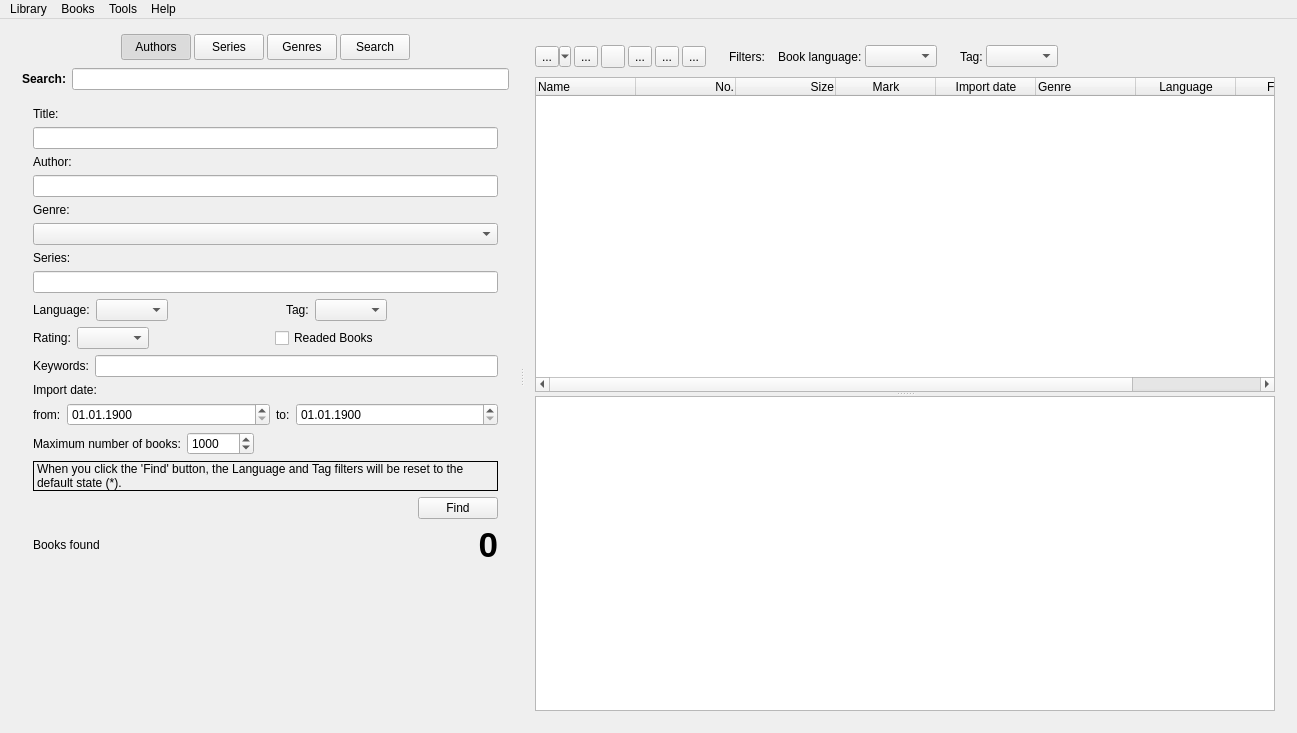
The window that freeLib/src/mainwindow.ui (vpoluyaktov/freeLib) describes before a commit, drawn with Qt 5.
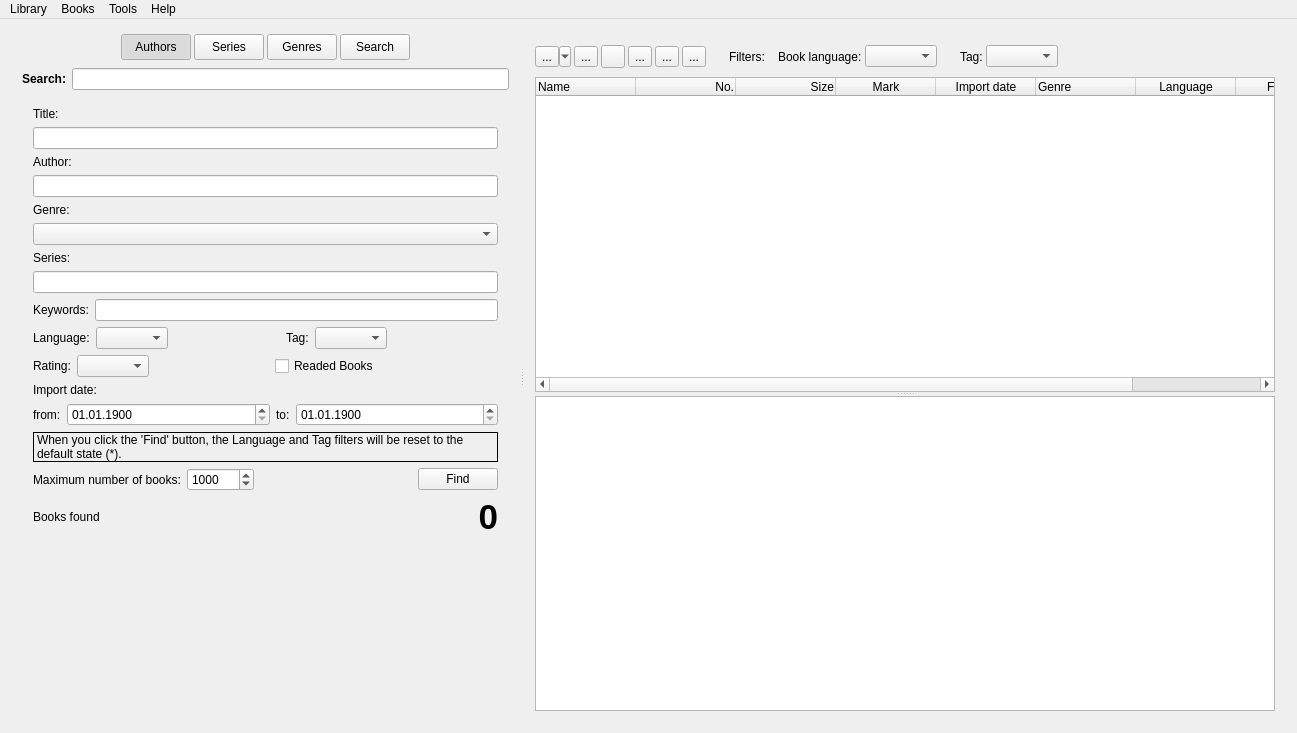
The same window after the commit. Icons and pictures are not drawn.

Commit message: Improved (MainWindow): Улучшено расположение контролов на вкладке 'Поиск'.

Patch:
```diff
--- a/freeLib/src/mainwindow.ui
+++ b/freeLib/src/mainwindow.ui
@@ -477,6 +477,20 @@
                    <item>
                     <widget class="QLineEdit" name="lineEditFindSeria"/>
                    </item>
+                   <item>
+                    <layout class="QHBoxLayout" name="horizontalLayoutFindKeywords">
+                     <item>
+                      <widget class="QLabel" name="labelFindKeywords">
+                       <property name="text">
+                        <string>Keywords:</string>
+                       </property>
+                      </widget>
+                     </item>
+                     <item>
+                      <widget class="QLineEdit" name="lineEditFindKeywords"/>
+                     </item>
+                    </layout>
+                   </item>
                    <item>
                     <layout class="QHBoxLayout" name="horizontalLayoFindLangTag">
                      <item>
@@ -584,20 +598,6 @@
                      </item>
                     </layout>
                    </item>
-                   <item>
-                    <layout class="QHBoxLayout" name="horizontalLayoutFindKeywords">
-                     <item>
-                      <widget class="QLabel" name="labelFindKeywords">
-                       <property name="text">
-                        <string>Keywords:</string>
-                       </property>
-                      </widget>
-                     </item>
-                     <item>
-                      <widget class="QLineEdit" name="lineEditFindKeywords"/>
-                     </item>
-                    </layout>
-                   </item>
                    <item>
                     <widget class="QLabel" name="label_6">
                      <property name="text">
@@ -673,7 +673,23 @@
                     </layout>
                    </item>
                    <item>
-                    <layout class="QHBoxLayout" name="horizontalLayoutFindMaxBooks">
+                    <widget class="QLabel" name="labelInformation">
+                     <property name="frameShape">
+                      <enum>QFrame::Panel</enum>
+                     </property>
+                     <property name="text">
+                      <string>When you click the 'Find' button, the Language and Tag filters will be reset to the default state (*).</string>
+                     </property>
+                     <property name="wordWrap">
+                      <bool>true</bool>
+                     </property>
+                    </widget>
+                   </item>
+                   <item>
+                    <layout class="QHBoxLayout" name="horizontalLayout_7">
+                     <property name="spacing">
+                      <number>6</number>
+                     </property>
                      <item>
                       <widget class="QLabel" name="label_13">
                        <property name="text">
@@ -697,39 +713,6 @@
                        </property>
                       </widget>
                      </item>
-                     <item>
-                      <spacer name="horizontalSpacer_10">
-                       <property name="orientation">
-                        <enum>Qt::Horizontal</enum>
-                       </property>
-                       <property name="sizeHint" stdset="0">
-                        <size>
-                         <width>40</width>
-                         <height>20</height>
-                        </size>
-                       </property>
-                      </spacer>
-                     </item>
-                    </layout>
-                   </item>
-                   <item>
-                    <widget class="QLabel" name="labelInformation">
-                     <property name="frameShape">
-                      <enum>QFrame::Panel</enum>
-                     </property>
-                     <property name="text">
-                      <string>When you click the 'Find' button, the Language and Tag filters will be reset to the default state (*).</string>
-                     </property>
-                     <property name="wordWrap">
-                      <bool>true</bool>
-                     </property>
-                    </widget>
-                   </item>
-                   <item>
-                    <layout class="QHBoxLayout" name="horizontalLayout_7">
-                     <property name="spacing">
-                      <number>6</number>
-                     </property>
                      <item>
                       <spacer name="horizontalSpacer_5">
                        <property name="orientation">
```
